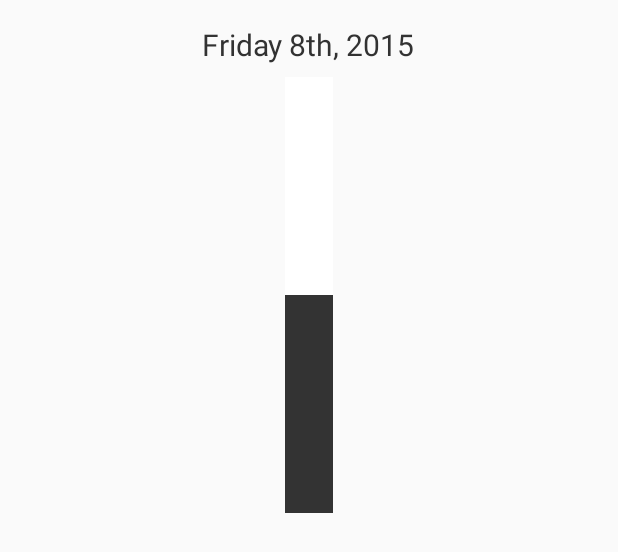
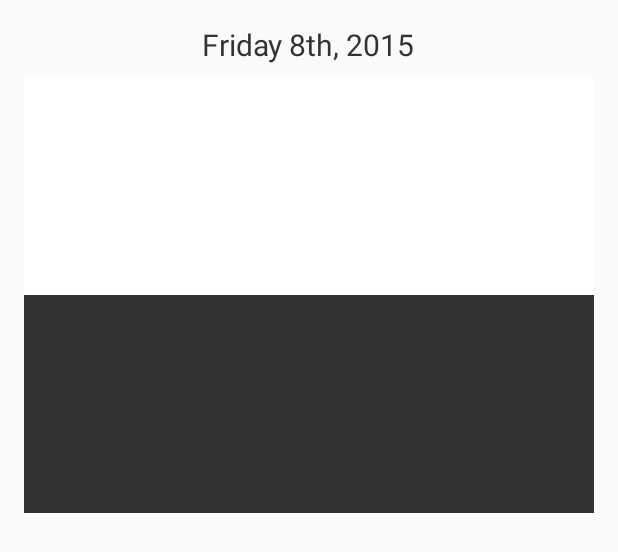
Before and after one commit to btdrucke/Weather2, an Android app: the layout forecast_weather_layout.xml on its own in the app's theme, with its tools: preview values and no code run, on a phone screen of 412 x 824 dp. Shown: the top 552 px of the screen. Run offline under Robolectric (Android 15) with nearby library versions, the phone set to English and light mode, and no system bars.

Commit message:
Layout tweeks

```diff
--- a/app/src/main/res/layout-land/forecast_weather_layout.xml
+++ b/app/src/main/res/layout-land/forecast_weather_layout.xml
@@ -5,8 +5,6 @@
     android:gravity="center_horizontal"
     android:orientation="vertical"
     android:paddingBottom="@dimen/margin"
-    android:paddingLeft="@dimen/activity_horizontal_margin"
-    android:paddingRight="@dimen/activity_horizontal_margin"
     android:paddingTop="@dimen/margin">
 
     <TextView
@@ -26,19 +24,21 @@
         <include
             layout="@layout/day_weather_card"
             android:layout_width="0dp"
-            android:layout_height="wrap_content"
+            android:layout_height="@dimen/card_height_side_by_side"
             android:layout_weight="1"
             android:layout_marginBottom="@dimen/margin"
             android:layout_marginLeft="@dimen/margin"
+            android:layout_marginStart="@dimen/margin"
             android:layout_marginTop="@dimen/margin" />
 
         <include
             layout="@layout/night_weather_card"
             android:layout_width="0dp"
-            android:layout_height="wrap_content"
+            android:layout_height="@dimen/card_height_side_by_side"
             android:layout_marginBottom="@dimen/margin"
             android:layout_weight="1"
             android:layout_marginRight="@dimen/margin"
+            android:layout_marginEnd="@dimen/margin"
             android:layout_marginTop="@dimen/margin" />
     </LinearLayout>
 
--- a/app/src/main/res/layout/day_weather_card.xml
+++ b/app/src/main/res/layout/day_weather_card.xml
@@ -12,7 +12,9 @@
         android:id="@+id/description"
         android:layout_width="wrap_content"
         android:layout_height="wrap_content"
+        android:ellipsize="end"
         android:gravity="center"
+        android:maxLines="3"
         android:textColor="@android:color/primary_text_light"
         android:textSize="@dimen/description_text_size"
         tools:text="Moderate or heavy showers of ice pellets" />
--- a/app/src/main/res/layout/forecast_weather_layout.xml
+++ b/app/src/main/res/layout/forecast_weather_layout.xml
@@ -5,8 +5,6 @@
     android:gravity="center_horizontal"
     android:orientation="vertical"
     android:paddingBottom="@dimen/margin"
-    android:paddingLeft="@dimen/activity_horizontal_margin"
-    android:paddingRight="@dimen/activity_horizontal_margin"
     android:paddingTop="@dimen/margin">
 
     <TextView
@@ -24,7 +22,7 @@
         android:layout_marginLeft="@dimen/margin"
         android:layout_marginRight="@dimen/margin"
         android:layout_height="wrap_content"
-        android:layout_width="wrap_content" />
+        android:layout_width="match_parent" />
 
     <include
         layout="@layout/night_weather_card"
@@ -32,5 +30,5 @@
         android:layout_marginLeft="@dimen/margin"
         android:layout_marginRight="@dimen/margin"
         android:layout_height="wrap_content"
-        android:layout_width="wrap_content" />
+        android:layout_width="match_parent" />
 </LinearLayout>
--- a/app/src/main/res/layout/night_weather_card.xml
+++ b/app/src/main/res/layout/night_weather_card.xml
@@ -12,7 +12,9 @@
         android:id="@+id/description"
         android:layout_width="wrap_content"
         android:layout_height="wrap_content"
+        android:ellipsize="end"
         android:gravity="center"
+        android:maxLines="3"
         android:textColor="@android:color/primary_text_dark"
         android:textSize="@dimen/description_text_size"
         tools:text="Clear skies" />
--- a/app/src/main/res/values/dimens.xml
+++ b/app/src/main/res/values/dimens.xml
@@ -6,4 +6,5 @@
     <dimen name="description_text_size">24sp</dimen>
     <dimen name="temperature_text_size">60sp</dimen>
     <dimen name="date_text_size">20sp</dimen>
+    <dimen name="card_height_side_by_side">190dp</dimen>
 </resources>
```
